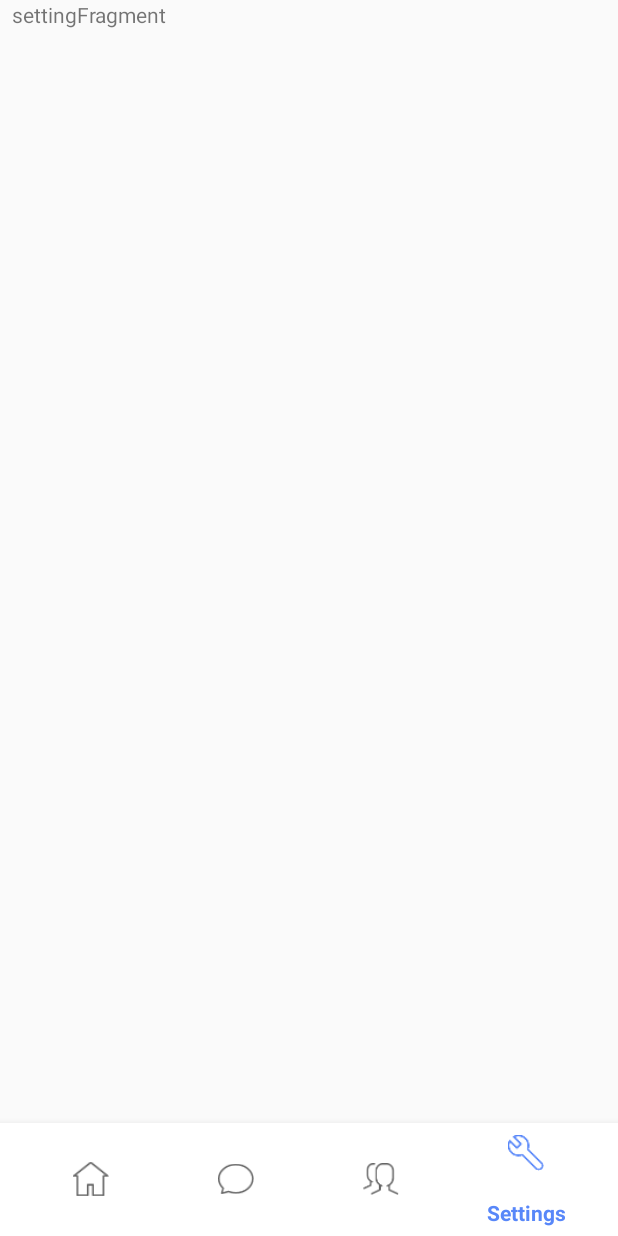
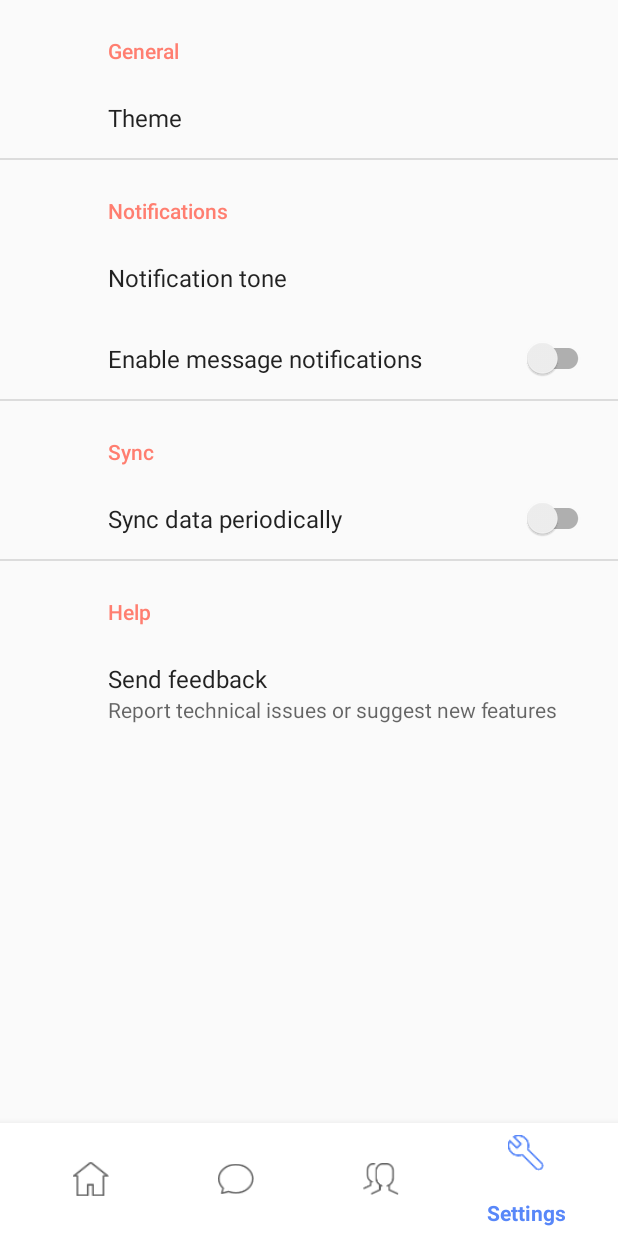
Before and after one commit to enochviewu95/MobileStoreApplication, an Android app: the FragmentSettings screen opened through its navigation route, on a phone screen of 412 x 824 dp. Run offline under Robolectric (Android 15) with nearby library versions, the phone set to English and light mode, and no system bars; our stand-ins replace androidx.preference, navigation-ui.

Commit message:
Added the Settings layout

```diff
--- a/app/build.gradle
+++ b/app/build.gradle
@@ -65,6 +65,8 @@ dependencies {
 
     implementation 'de.hdodenhof:circleimageview:3.1.0'
 
+    implementation 'androidx.preference:preference:1.1.1'
+
     testImplementation 'junit:junit:4.12'
 
     androidTestImplementation "androidx.navigation:navigation-testing:$nav_version"
--- a/app/src/main/java/com/knowhouse/mobilestoreapplication/Fragments/FragmentSettings.java
+++ b/app/src/main/java/com/knowhouse/mobilestoreapplication/Fragments/FragmentSettings.java
@@ -3,64 +3,30 @@ package com.knowhouse.mobilestoreapplication.Fragments;
 import android.os.Bundle;
 
 import androidx.fragment.app.Fragment;
+import androidx.preference.Preference;
+import androidx.preference.PreferenceFragmentCompat;
 
 import android.view.LayoutInflater;
 import android.view.View;
 import android.view.ViewGroup;
 
+import com.knowhouse.mobilestoreapplication.MySettingsFragment;
 import com.knowhouse.mobilestoreapplication.R;
 
-/**
- * A simple {@link Fragment} subclass.
- * Use the {@link FragmentSettings#newInstance} factory method to
- * create an instance of this fragment.
- */
 public class FragmentSettings extends Fragment {
-
-    // TODO: Rename parameter arguments, choose names that match
-    // the fragment initialization parameters, e.g. ARG_ITEM_NUMBER
-    private static final String ARG_PARAM1 = "param1";
-    private static final String ARG_PARAM2 = "param2";
-
-    // TODO: Rename and change types of parameters
-    private String mParam1;
-    private String mParam2;
-
-    public FragmentSettings() {
-        // Required empty public constructor
-    }
-
-    /**
-     * Use this factory method to create a new instance of
-     * this fragment using the provided parameters.
-     *
-     * @param param1 Parameter 1.
-     * @param param2 Parameter 2.
-     * @return A new instance of fragment FragmentSettings.
-     */
-    // TODO: Rename and change types and number of parameters
-    public static FragmentSettings newInstance(String param1, String param2) {
-        FragmentSettings fragment = new FragmentSettings();
-        Bundle args = new Bundle();
-        args.putString(ARG_PARAM1, param1);
-        args.putString(ARG_PARAM2, param2);
-        fragment.setArguments(args);
-        return fragment;
-    }
-
-    @Override
-    public void onCreate(Bundle savedInstanceState) {
-        super.onCreate(savedInstanceState);
-        if (getArguments() != null) {
-            mParam1 = getArguments().getString(ARG_PARAM1);
-            mParam2 = getArguments().getString(ARG_PARAM2);
-        }
-    }
 
     @Override
     public View onCreateView(LayoutInflater inflater, ViewGroup container,
                              Bundle savedInstanceState) {
         // Inflate the layout for this fragment
-        return inflater.inflate(R.layout.fragment_settings, container, false);
+        View view = inflater.inflate(R.layout.fragment_settings,container,false);
+        if(getActivity()!=null){
+            getActivity().getSupportFragmentManager()
+                    .beginTransaction()
+                    .replace(R.id.settings_fragment,new MySettingsFragment())
+                    .commit();
+        }
+        return view;
     }
+
 }
--- /dev/null
+++ b/app/src/main/java/com/knowhouse/mobilestoreapplication/MySettingsFragment.java
@@ -0,0 +1,12 @@
+package com.knowhouse.mobilestoreapplication;
+
+import android.os.Bundle;
+
+import androidx.preference.PreferenceFragmentCompat;
+
+public class MySettingsFragment extends PreferenceFragmentCompat {
+    @Override
+    public void onCreatePreferences(Bundle savedInstanceState, String rootKey) {
+        setPreferencesFromResource(R.xml.settings_layout,rootKey);
+    }
+}
--- a/app/src/main/res/layout/activity_main.xml
+++ b/app/src/main/res/layout/activity_main.xml
@@ -16,8 +16,6 @@
         android:layout_height="0dp"
         android:layout_weight="10"
         android:layout_gravity="top"
-        android:paddingStart="8dp"
-        android:paddingEnd="8dp"
         app:defaultNavHost="true"
         app:navGraph="@navigation/nav_graph"/>
 
--- a/app/src/main/res/layout/fragment_chat.xml
+++ b/app/src/main/res/layout/fragment_chat.xml
@@ -32,9 +32,10 @@
             android:layout_marginStart="8dp"
             android:layout_centerVertical="true"
             android:textSize="18sp"
-            android:text="Type a message ..."
+            android:hint="@string/submit_enquiry"
             android:background="@drawable/user_profile_detail_bkg"
-            android:inputType="text" />
+            android:inputType="text"
+            android:importantForAutofill="no" />
 
         <ImageButton
             android:id="@+id/send_button"
@@ -43,9 +44,9 @@
             android:layout_marginTop="8dp"
             android:background="@drawable/send"
             android:layout_centerVertical="true"
-            android:layout_alignParentEnd="true"/>
+            android:layout_alignParentEnd="true"
+            android:contentDescription="@string/send_button_content_descrip" />
 
     </RelativeLayout>
 
-
 </RelativeLayout>
--- a/app/src/main/res/layout/fragment_main.xml
+++ b/app/src/main/res/layout/fragment_main.xml
@@ -10,7 +10,6 @@
     <androidx.recyclerview.widget.RecyclerView
 
         android:id="@+id/recycler_view"
-        android:contentDescription="@string/search_bar"
         android:fitsSystemWindows="true"
         android:layout_width="match_parent"
         android:layout_height="match_parent"
--- a/app/src/main/res/layout/fragment_settings.xml
+++ b/app/src/main/res/layout/fragment_settings.xml
@@ -1,14 +1,8 @@
 <?xml version="1.0" encoding="utf-8"?>
 <FrameLayout xmlns:android="http://schemas.android.com/apk/res/android"
     xmlns:tools="http://schemas.android.com/tools"
+    android:id="@+id/settings_fragment"
     android:layout_width="match_parent"
     android:layout_height="match_parent"
-    tools:context=".Fragments.FragmentSettings">
-
-    <!-- TODO: Update blank fragment layout -->
-    <TextView
-        android:layout_width="match_parent"
-        android:layout_height="match_parent"
-        android:text="settingFragment" />
-
-</FrameLayout>
+    android:fitsSystemWindows="true"
+    tools:context=".Fragments.FragmentSettings"/>
--- a/app/src/main/res/menu/menu_bottom_nav.xml
+++ b/app/src/main/res/menu/menu_bottom_nav.xml
@@ -11,7 +11,7 @@
     <item android:id="@+id/fragmentChat"
         android:icon="@drawable/messages_icon"
         app:showAsAction="ifRoom"
-        android:title="@string/message"
+        android:title="@string/enquiry"
         android:orderInCategory="2"/>
 
     <item android:id="@+id/fragmentUserProfile"
--- a/app/src/main/res/values/colors.xml
+++ b/app/src/main/res/values/colors.xml
@@ -2,7 +2,7 @@
 <resources>
     <color name="colorPrimary">#5887f9</color>
     <color name="colorPrimaryDark">#ffffff</color>
-    <color name="colorAccent">#03DAC5</color>
+    <color name="colorAccent">#ff7e70</color>
     <color name="search_bar_color">#292929</color>
     <color name="text_input_layout_color">#707070</color>
     <color name="button_text_color">#ffffff</color>
--- a/app/src/main/res/values/strings.xml
+++ b/app/src/main/res/values/strings.xml
@@ -1,12 +1,8 @@
 <resources>
     <string name="app_name">MobileStoreApplication</string>
-    <string name="search">Search foods</string>
-    <string name="search_bar">Search Bar</string>
-    <!-- TODO: Remove or change this placeholder text -->
     <string name="hello_blank_fragment">Hello blank fragment</string>
     <string name="home">Home</string>
     <string name="profile">Profile</string>
-    <string name="message">Messages</string>
     <string name="settings">Settings</string>
     <string name="food_image">food image</string>
     <string name="location">,Ejisu</string>
@@ -38,9 +34,17 @@
     <string name="location_title">Location</string>
     <string name="save">Save</string>
     <string name="logout">Logout</string>
+    <string name="send_button_content_descrip">Send Button</string>
+    <string name="submit_enquiry">Make your enquiry …</string>
+    <string name="enquiry">Enquiries</string>
 
     <string-array name="gender_list">
         <item>M</item>
         <item>F</item>
     </string-array>
+
+    <string-array name="theme_list">
+        <item>Light</item>
+        <item>Dark</item>
+    </string-array>
 </resources>
--- a/app/src/main/res/values/styles.xml
+++ b/app/src/main/res/values/styles.xml
@@ -9,6 +9,7 @@
         <item name="android:windowTranslucentStatus">true</item>
         <item name="android:screenOrientation">portrait</item>
         <item name="windowNoTitle">true</item>
+        <item name="android:windowSoftInputMode">adjustPan</item>
         <item name="android:autofilledHighlight" tools:targetApi="o">@android:color/transparent</item>
     </style>
 
--- a/app/src/main/res/xml/searchable.xml
+++ /dev/null
@@ -1,5 +0,0 @@
-<?xml version="1.0" encoding="utf-8"?>
-<searchable xmlns:android="http://schemas.android.com/apk/res/android"
-    android:label="@string/app_name"
-    android:hint="@string/search">
-</searchable>
--- /dev/null
+++ b/app/src/main/res/xml/settings_layout.xml
@@ -0,0 +1,53 @@
+<?xml version="1.0" encoding="utf-8"?>
+<PreferenceScreen xmlns:android="http://schemas.android.com/apk/res/android"
+    xmlns:app="http://schemas.android.com/apk/res-auto">
+
+    <PreferenceCategory
+        app:key="general_category"
+        app:title="General">
+
+        <ListPreference
+            app:key="general_theme"
+            app:title="Theme"
+            app:entries="@array/theme_list"
+            app:entryValues="@array/theme_list"/>
+
+    </PreferenceCategory>
+
+    <PreferenceCategory
+        app:key="notifications_category"
+        app:title="Notifications">
+
+        <Preference
+            app:key="notification_tone"
+            app:title="Notification tone"/>
+
+        <SwitchPreferenceCompat
+            app:key="notifications"
+            app:title="Enable message notifications"/>
+
+    </PreferenceCategory>
+
+    <PreferenceCategory
+        app:key="sync_category"
+        app:title="Sync">
+
+        <SwitchPreferenceCompat
+            app:key="Sync_data"
+            app:title="Sync data periodically"/>
+
+    </PreferenceCategory>
+
+    <PreferenceCategory
+        app:key="help_category"
+        app:title="Help">
+
+        <Preference
+            app:key="feedback"
+            app:summary="Report technical issues or suggest new features"
+            app:title="Send feedback"/>
+
+    </PreferenceCategory>
+
+
+</PreferenceScreen>
```
